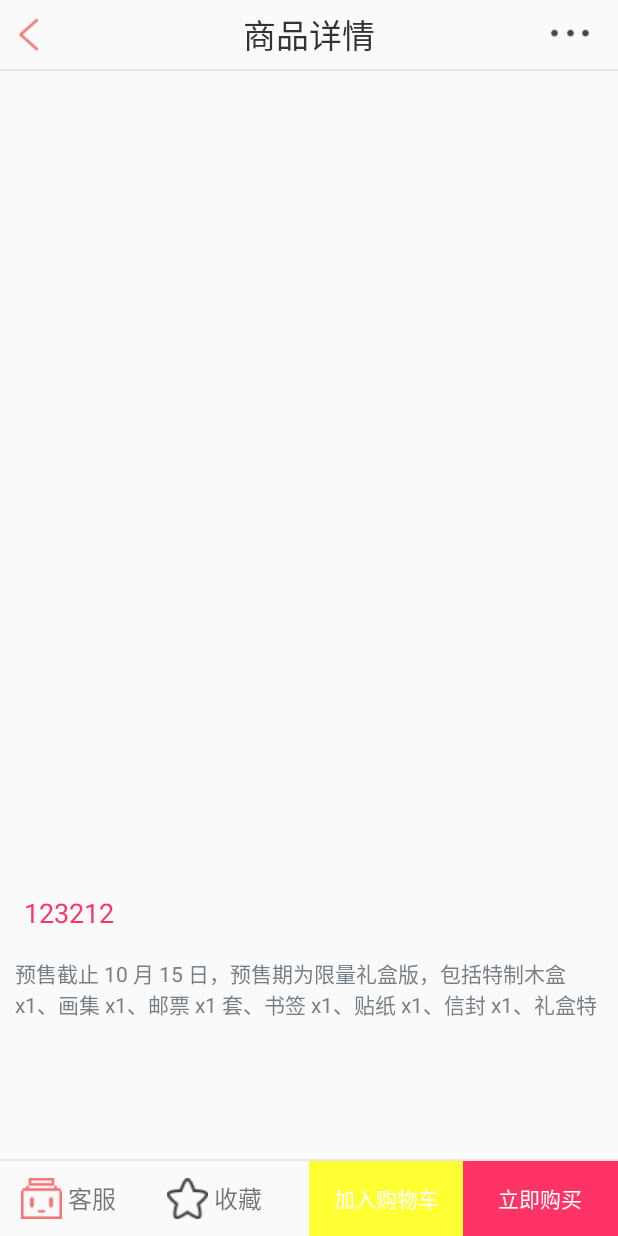
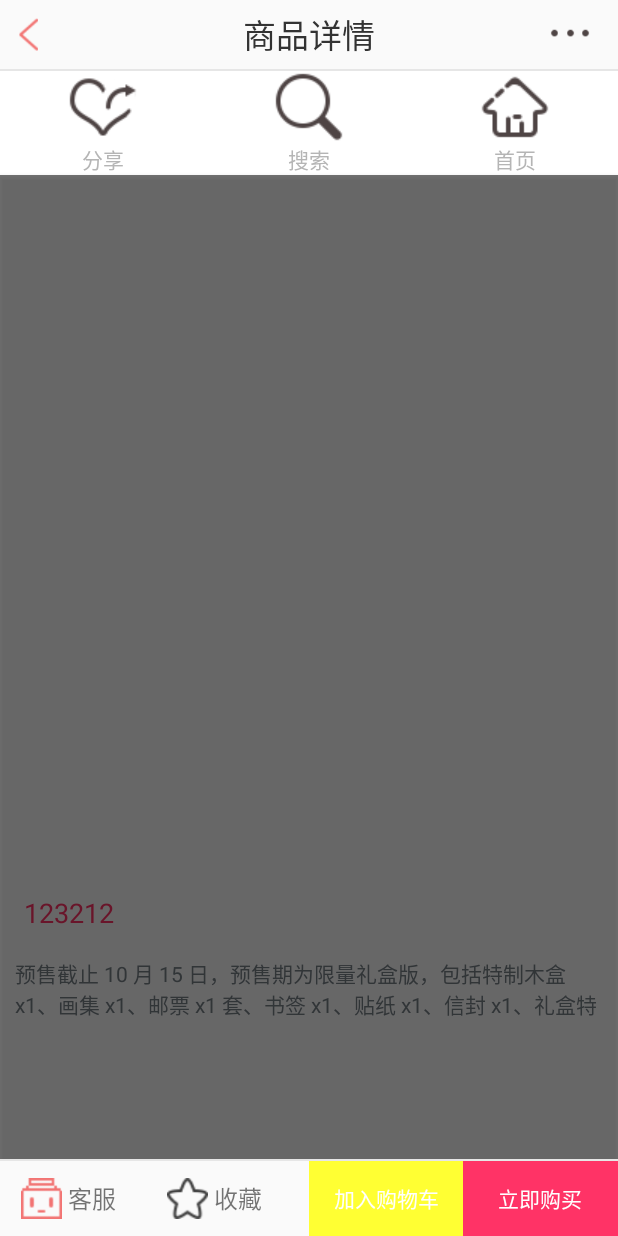
Before and after one commit to ZengEnYan/Mr_Yan_OnLine, an Android app: the ShopXiangQingActivity screen opened directly, with no data from a screen before it, after a tap on an icon or button, on a phone screen of 412 x 824 dp. Run offline under Robolectric (Android 15) with nearby library versions, the phone set to English and light mode, and no system bars; our stand-ins replace EventBus.

Commit message:
点击加入购物车,弹出popuwindow,提示加入购物车的内容详情

```diff
--- a/app/src/main/java/com/Mr_Yan_OnLine/test/ui_xiangqing/ShopXiangQingActivity.java
+++ b/app/src/main/java/com/Mr_Yan_OnLine/test/ui_xiangqing/ShopXiangQingActivity.java
@@ -4,14 +4,18 @@ import android.app.Activity;
 import android.os.Bundle;
 import android.os.Handler;
 import android.os.Message;
+import android.support.v7.app.ActionBar;
 import android.text.TextPaint;
 import android.util.Log;
+import android.view.Gravity;
 import android.view.View;
 import android.webkit.WebSettings;
 import android.webkit.WebView;
 import android.webkit.WebViewClient;
 import android.widget.Button;
 import android.widget.ImageView;
+import android.widget.LinearLayout;
+import android.widget.PopupWindow;
 import android.widget.TextView;
 import android.widget.Toast;
 
@@ -41,22 +45,27 @@ public class ShopXiangQingActivity extends Activity implements View.OnClickListe
     Handler handler = new Handler() {
         @Override
         public void handleMessage(Message msg) {
-                SeckillBean seckillBean = (SeckillBean) msg.obj;
+            mSeckillBean = (SeckillBean) msg.obj;
                 /*设置加粗*/
             TextPaint tp = xq_Price.getPaint();
             tp.setFakeBoldText(true);
-                xq_Price.setText(seckillBean.getCover_price());
+            xq_Price.setText(mSeckillBean.getCover_price());
 //                /*设置价格虚线*/
 //                xq_PriceNo.getPaint().setFlags(Paint.STRIKE_THRU_TEXT_FLAG|Paint.ANTI_ALIAS_FLAG);
 //                xq_PriceNo.setText(seckillBean.getOrigin_price());
-                shopjs.setText(seckillBean.getName());
-                ImageLoader.getInstance().displayImage(seckillBean.getFigure(),goodsImg);
+            shopjs.setText(mSeckillBean.getName());
+            ImageLoader.getInstance().displayImage(mSeckillBean.getFigure(), goodsImg);
 
         }
     };
 
+    private WebView mBaidu;
+    private LinearLayout mMore_layout;
+    private Button mBtn_more;
+    private TextView mTv_more_share;
+    private TextView mTv_more_search;
+    private TextView mTv_more_home;
     private SeckillBean mSeckillBean;
-    private WebView mBaidu;
 
     @Override
     protected void onCreate(Bundle savedInstanceState) {
@@ -93,6 +102,14 @@ public class ShopXiangQingActivity extends Activity implements View.OnClickListe
         addShopCar = (Button) findViewById(R.id.addShopCar);
         buyShop = (Button) findViewById(R.id.buyShop);
         mBaidu = (WebView) findViewById(R.id.baidu);
+        /*更多里的 分享  搜索  首页*/
+        mTv_more_share = (TextView) findViewById(R.id.tv_more_share);
+        mTv_more_search = (TextView) findViewById(R.id.tv_more_search);
+        mTv_more_home = (TextView) findViewById(R.id.tv_more_home);
+        /*点击... 更多*/
+        mMore_layout = (LinearLayout) findViewById(R.id.more_layout);
+        /*隐藏更多*/
+        mBtn_more = (Button) findViewById(R.id.btn_more);
 
         addShopCar.setOnClickListener(this);
         buyShop.setOnClickListener(this);
@@ -106,6 +123,12 @@ public class ShopXiangQingActivity extends Activity implements View.OnClickListe
         /*收藏*/
         sscc_img.setOnClickListener(this);
         sscc.setOnClickListener(this);
+        /*隐藏更多*/
+        mBtn_more.setOnClickListener(this);
+        /*更多里的 分享  搜索  首页*/
+        mTv_more_share.setOnClickListener(this);
+        mTv_more_search.setOnClickListener(this);
+        mTv_more_home.setOnClickListener(this);
     }
 
     @Override
@@ -115,9 +138,27 @@ public class ShopXiangQingActivity extends Activity implements View.OnClickListe
             case R.id.back_normal:
                 finish();
                 break;
-            /*更多*/
+            /*显示更多*/
             case R.id.pop_more:
-                Toast.makeText(ShopXiangQingActivity.this, "更多", Toast.LENGTH_SHORT).show();
+                mMore_layout.setVisibility(View.VISIBLE);
+                break;
+            /*隐藏更多*/
+            case R.id.btn_more:
+                mMore_layout.setVisibility(View.GONE);
+                break;
+            /*更多里的 分享  搜索  首页*/
+
+            case R.id.tv_more_share:
+                //成功后的吐丝
+                Toast.makeText(ShopXiangQingActivity.this, "分享", Toast.LENGTH_SHORT).show();
+                break;
+            case R.id.tv_more_search:
+                //成功后的吐丝
+                Toast.makeText(ShopXiangQingActivity.this, "搜索", Toast.LENGTH_SHORT).show();
+                break;
+            case R.id.tv_more_home:
+                Toast.makeText(ShopXiangQingActivity.this, "首页", Toast.LENGTH_SHORT).show();
+
                 break;
             /*客服*/
             case R.id.kefu_Img:
@@ -136,7 +177,36 @@ public class ShopXiangQingActivity extends Activity implements View.OnClickListe
                 break;
             /*添加到购物车*/
             case R.id.addShopCar:
-                Toast.makeText(ShopXiangQingActivity.this, "加入购物车", Toast.LENGTH_SHORT).show();
+                /**
+                 * 首先第一个参数,contentView提供一个展示的内容视图
+                 * 第二个参数是宽
+                 * 第三个是高
+                 * 这里我们做的是指定 popuwindow的视图
+                 */
+                View contentView = View.inflate(ShopXiangQingActivity.this, R.layout.shop_pop_item, null);
+                final PopupWindow popupWindow = new PopupWindow(contentView, ActionBar.LayoutParams.MATCH_PARENT, ActionBar.LayoutParams.WRAP_CONTENT);
+                /*popuWindow的属性,设置成true代表在popuwindow外部可以点击且popwindow会消失*/
+                popupWindow.setOutsideTouchable(true);
+                /*设置在某控件上边*/
+                int[] location = new int[2];
+                v.getLocationOnScreen(location);
+                popupWindow.showAtLocation(v, Gravity.NO_GRAVITY, location[0], location[1] - popupWindow.getHeight());
+                /*查找控件ID*/
+                ImageView goodsImage = (ImageView) contentView.findViewById(R.id.goodsImage);
+                TextView goodsPrice = (TextView) contentView.findViewById(R.id.goodsPrice);
+                TextView goodsShow = (TextView) contentView.findViewById(R.id.goodsShow);
+                Button addCar = (Button) contentView.findViewById(R.id.addCar);
+
+                ImageLoader.getInstance().displayImage(mSeckillBean.getFigure(), goodsImage);
+                goodsPrice.setText(mSeckillBean.getCover_price());
+                goodsShow.setText(mSeckillBean.getName());
+
+                addCar.setOnClickListener(new View.OnClickListener() {
+                    @Override
+                    public void onClick(View v) {
+                        popupWindow.dismiss();
+                    }
+                });
                 break;
             /*立即购买*/
             case R.id.buyShop:
@@ -144,15 +214,17 @@ public class ShopXiangQingActivity extends Activity implements View.OnClickListe
                 break;
         }
     }
+
     //,这个是主线程你就用这个就行了
-     @Subscribe (sticky = true, threadMode = ThreadMode.BACKGROUND)
-     public void getMessage(SeckillBean msgg){
-         Log.e("Message===========>"," " + msgg.getName()+msgg.getFigure()+msgg.getCover_price());
+    @Subscribe(sticky = true, threadMode = ThreadMode.BACKGROUND)
+    public void getMessage(SeckillBean msgg) {
+        Log.e("Message===========>", " " + msgg.getName() + msgg.getFigure() + msgg.getCover_price());
         Message msg = Message.obtain();
         msg.obj = msgg;
         handler.sendMessage(msg);
     }
 
+    /*onDestroy() 中  反注册*/
     @Override
     protected void onDestroy() {
         super.onDestroy();
--- a/app/src/main/res/layout/activity_xiang_qing.xml
+++ b/app/src/main/res/layout/activity_xiang_qing.xml
@@ -14,10 +14,15 @@
         android:layout_height="1dp"
         android:background="#e6e6e6"/>
 
-    <com.Mr_Yan_OnLine.test.view.ScrollViewContainer
+    <FrameLayout
         android:layout_width="match_parent"
         android:layout_height="0dp"
         android:layout_weight="1">
+
+        <com.Mr_Yan_OnLine.test.view.ScrollViewContainer
+            android:layout_width="match_parent"
+            android:layout_height="match_parent"
+            >
 
             <ScrollView
                 android:layout_width="match_parent"
@@ -97,6 +102,10 @@
 
             </ScrollView>
         </com.Mr_Yan_OnLine.test.view.ScrollViewContainer>
+
+        <include layout="@layout/more_layout"/>
+
+    </FrameLayout>
 
     <View
         android:layout_width="match_parent"
--- /dev/null
+++ b/app/src/main/res/layout/more_layout.xml
@@ -0,0 +1,52 @@
+<?xml version="1.0" encoding="utf-8"?>
+<LinearLayout
+    xmlns:android="http://schemas.android.com/apk/res/android"
+    android:id="@+id/more_layout"
+    android:layout_width="match_parent"
+    android:layout_height="match_parent"
+    android:orientation="vertical"
+    android:visibility="gone">
+
+    <LinearLayout
+        android:layout_width="match_parent"
+        android:layout_height="wrap_content"
+        android:background="#fff">
+
+        <TextView
+            android:id="@+id/tv_more_share"
+            android:layout_width="0dp"
+            android:layout_height="wrap_content"
+            android:layout_weight="1"
+            android:drawableTop="@drawable/comm_share"
+            android:gravity="center"
+            android:text="分享"
+            android:textColor="#b5b5b5" />
+
+        <TextView
+            android:id="@+id/tv_more_search"
+            android:layout_width="0dp"
+            android:layout_height="wrap_content"
+            android:layout_weight="1"
+            android:drawableTop="@drawable/icon_search_white"
+            android:gravity="center"
+            android:text="搜索"
+            android:textColor="#b5b5b5" />
+
+        <TextView
+            android:id="@+id/tv_more_home"
+            android:layout_width="0dp"
+            android:layout_height="wrap_content"
+            android:layout_weight="1"
+            android:drawableTop="@drawable/top_bar_right_home_btn"
+            android:gravity="center"
+            android:text="首页"
+            android:textColor="#b5b5b5" />
+    </LinearLayout>
+
+    <Button
+        android:id="@+id/btn_more"
+        android:layout_width="match_parent"
+        android:layout_height="match_parent"
+        android:background="#88000000" />
+
+</LinearLayout>
```
Also changed, not shown: app/src/main/res/layout/shop_pop_item.xml (added, +54 -0 lines). Lines whose indentation alone changed are shown as unchanged.
